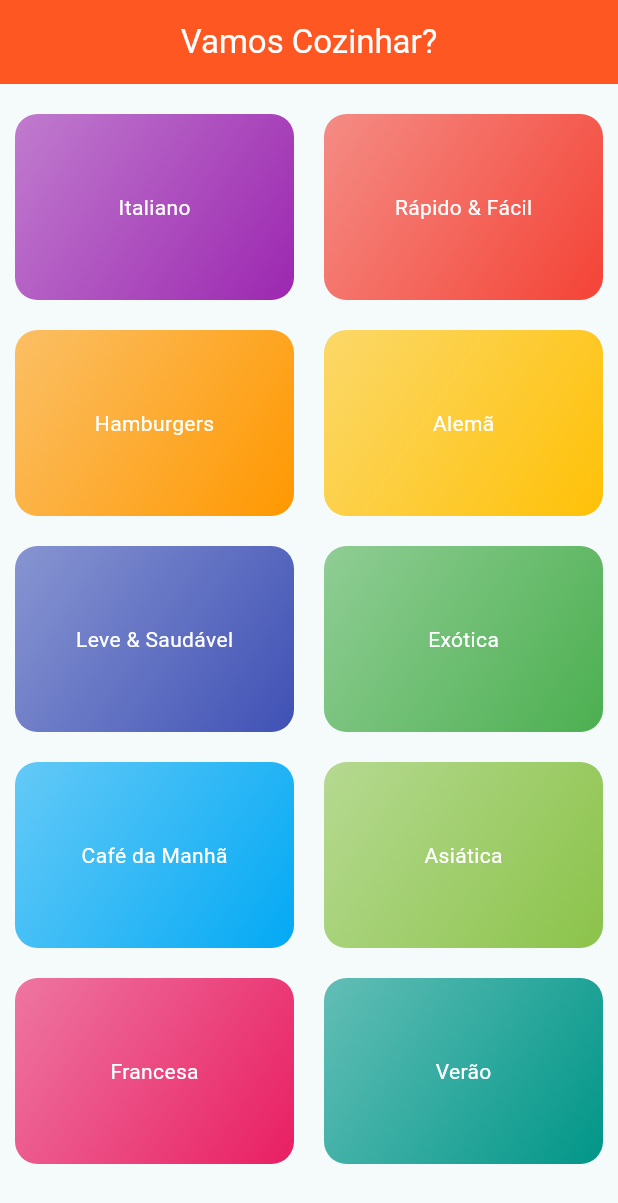
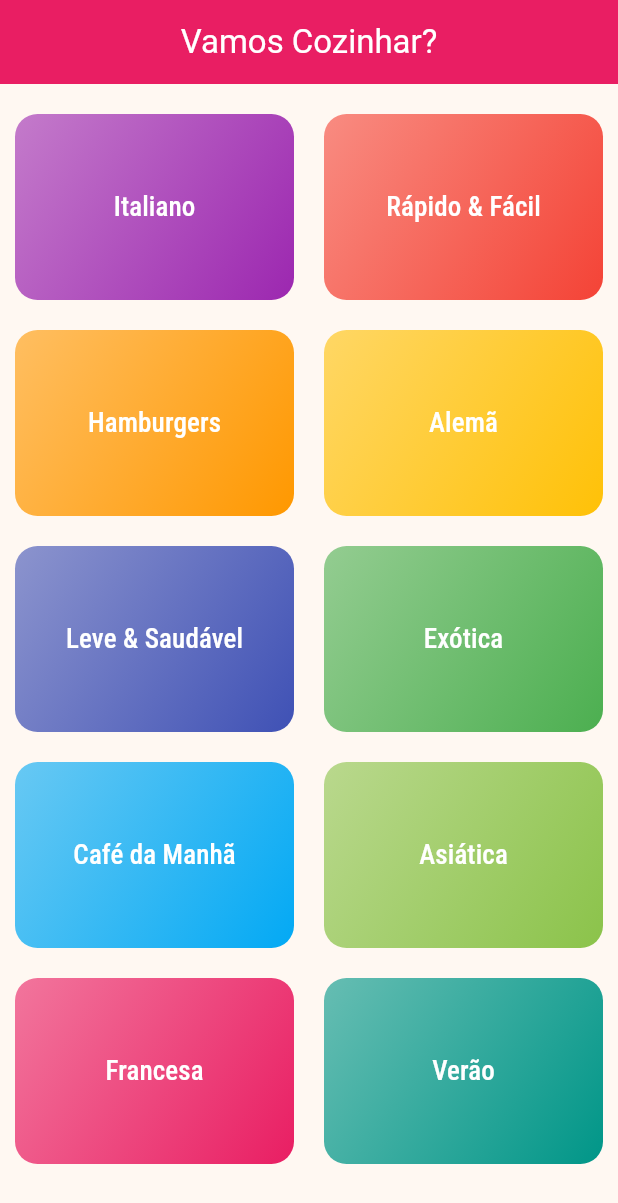
Before and after one commit to mateusalmeiida/comidas-app-flutter, a Flutter app: the screen it shows after launch, on a phone screen of 412 x 824 dp. Shown: the top 1203 px of the screen. Run offline on Flutter 3.47's test engine with Material 3 defaults, Android fonts, the phone set to English and light mode, and no system bars.

Commit message:
Adicionado temas de texto

```diff
--- a/lib/components/category_item.dart
+++ b/lib/components/category_item.dart
@@ -18,7 +18,7 @@ class CategoryItem extends StatelessWidget {
       child: Center(
           child: Text(
         category.title,
-        style: TextStyle(color: Theme.of(context).colorScheme.onPrimary),
+        style: Theme.of(context).textTheme.titleSmall,
       )),
     );
   }
--- a/lib/main.dart
+++ b/lib/main.dart
@@ -14,10 +14,16 @@
       debugShowCheckedModeBanner: false,
       title: 'MealApp',
       theme: ThemeData(
+          textTheme: TextTheme(
+              bodySmall: TextStyle(fontFamily: 'Raleway'),
+              titleSmall: TextStyle(
+                  color: Theme.of(context).colorScheme.onPrimary,
+                  fontSize: MediaQuery.of(context).textScaler.scale(18),
+                  fontFamily: 'RobotoCondensed')),
           colorScheme: ColorScheme.fromSeed(
-              primary: Colors.deepOrange,
+              primary: Colors.pink,
               onPrimary: Colors.white,
-              seedColor: Colors.white)),
+              seedColor: Colors.amber)),
       home: CategoriesScreen(),
     );
   }
--- a/lib/screens/categories_screen.dart
+++ b/lib/screens/categories_screen.dart
@@ -15,7 +15,7 @@ class CategoriesScreen extends StatelessWidget {
         foregroundColor: Theme.of(context).colorScheme.onPrimary,
       ),
       body: GridView(
-        padding: EdgeInsets.fromLTRB(10, 20, 10, 0),
+        padding: const EdgeInsets.fromLTRB(10, 20, 10, 0),
         gridDelegate: SliverGridDelegateWithMaxCrossAxisExtent(
           maxCrossAxisExtent: 200,
           childAspectRatio: 3 / 2,
```
Also changed, not shown: pubspec.yaml (+18 -6 lines), assets/fonts/Raleway-Black.ttf (added), assets/fonts/Raleway-Bold.ttf (added), assets/fonts/Raleway-Regular.ttf (added), assets/fonts/RobotoCondensed-Bold.ttf (added), assets/fonts/RobotoCondensed-Italic.ttf (added), assets/fonts/RobotoCondensed-Light.ttf (added), assets/fonts/RobotoCondensed-Regular.ttf (added).
